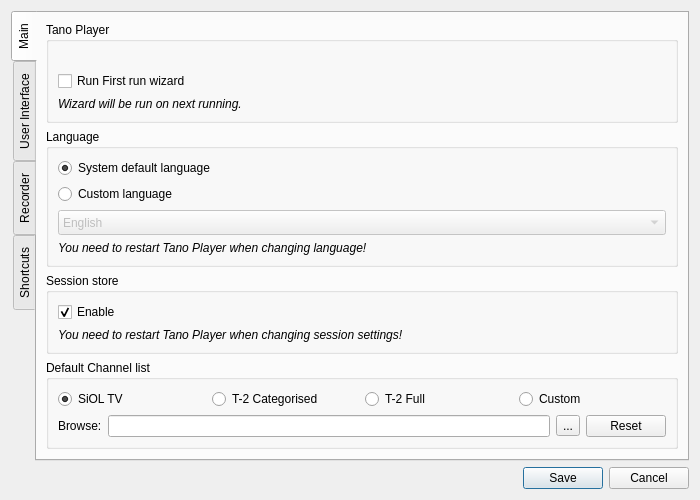
Before: the Qt Designer form ui/EditSettings.ui in ntadej/tano, drawn with Qt 5.
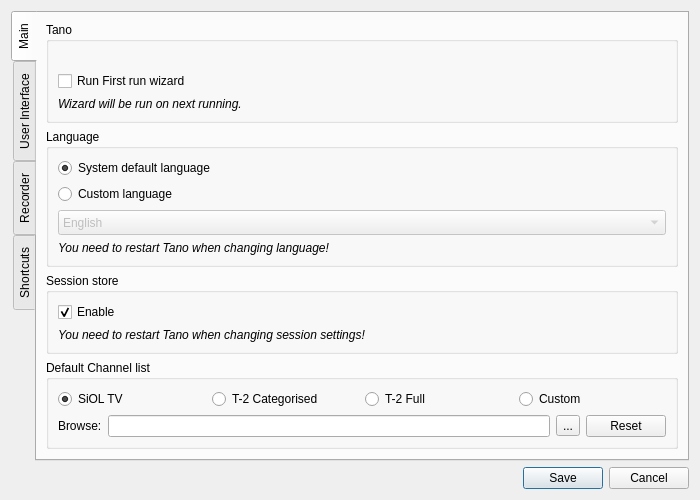
After: the same form once the commit is applied. Icons and pictures are not drawn. Custom widgets are drawn as their Qt base class.

Commit message: libvlc migration, UI updates, app name change to Tano

Diff of the .ui file:
```diff
--- a/ui/EditSettings.ui
+++ b/ui/EditSettings.ui
@@ -40,7 +40,7 @@
        <item>
         <widget class="QGroupBox" name="tanoBox">
          <property name="title">
-          <string>Tano Player</string>
+          <string>Tano</string>
          </property>
          <layout class="QVBoxLayout" name="verticalLayout_10">
           <item>
@@ -116,7 +116,7 @@
           <item>
            <widget class="QLabel" name="labelLanguage">
             <property name="text">
-             <string>&lt;i&gt;You need to restart Tano Player when changing language!&lt;/i&gt;</string>
+             <string>&lt;i&gt;You need to restart Tano when changing language!&lt;/i&gt;</string>
             </property>
            </widget>
           </item>
@@ -142,7 +142,7 @@
           <item>
            <widget class="QLabel" name="labelSession">
             <property name="text">
-             <string>&lt;i&gt;You need to restart Tano Player when changing session settings!&lt;/i&gt;</string>
+             <string>&lt;i&gt;You need to restart Tano when changing session settings!&lt;/i&gt;</string>
             </property>
            </widget>
           </item>
```
Left out of the diff: 4 changed lines with no effect on the pictures. The commit also changes 23 other files.
